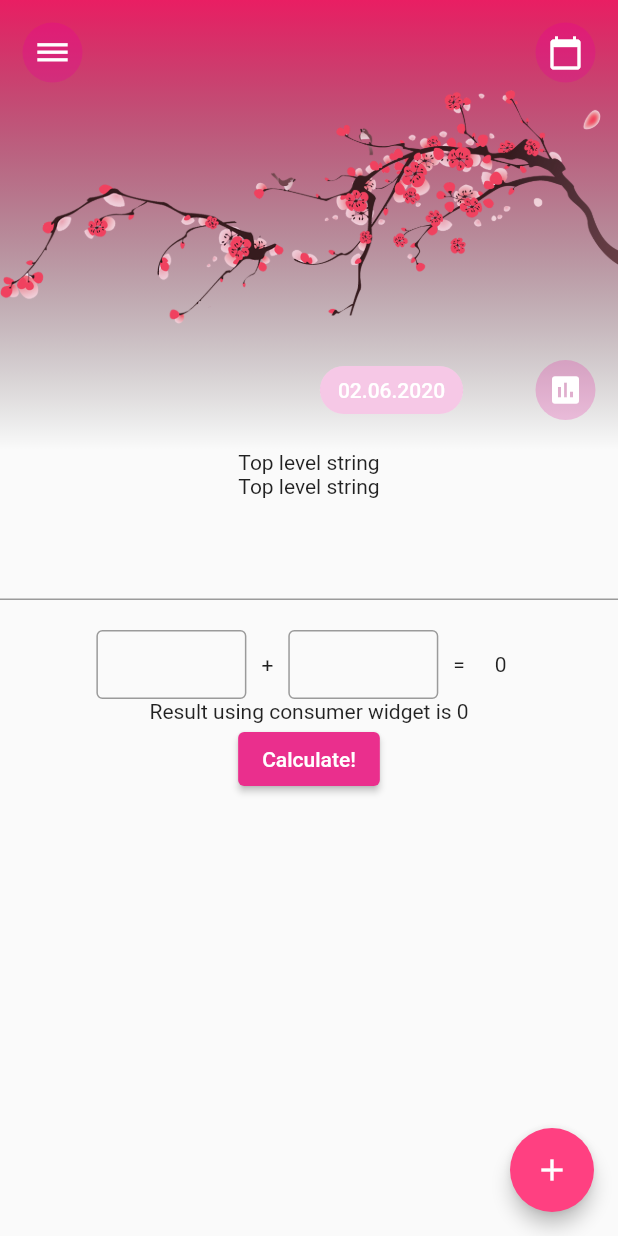
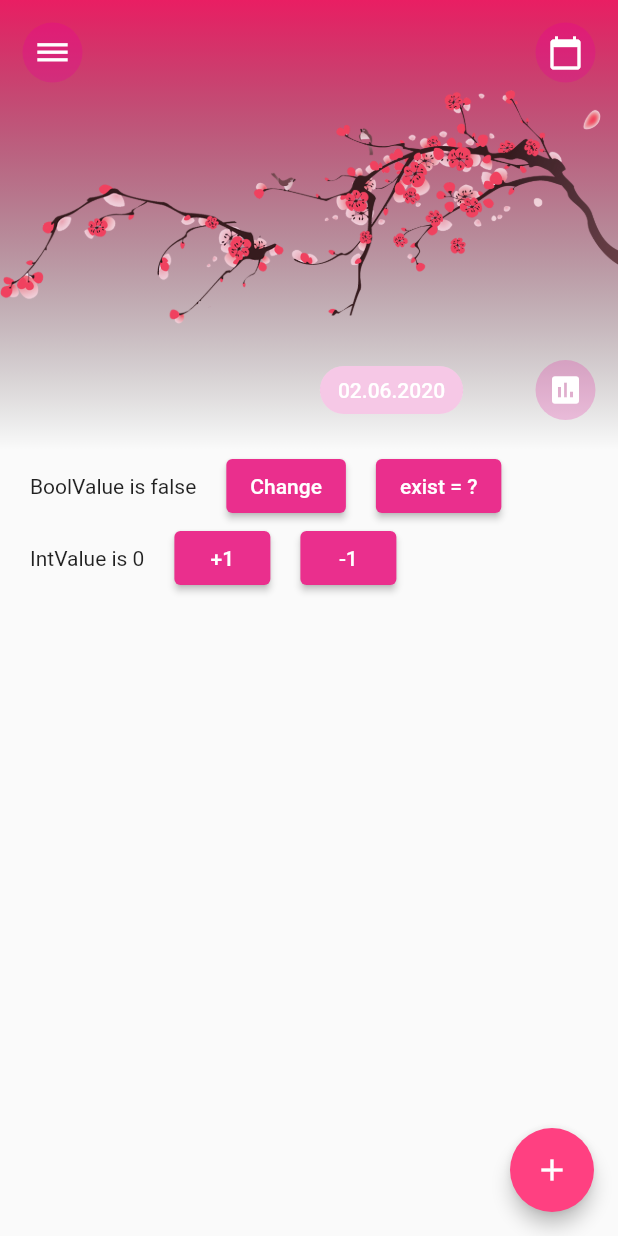
Before and after one commit to IDHaunter/affairs, a Flutter app: the screen it shows after launch, on a phone screen of 412 x 824 dp. Run offline on Flutter 3.47's test engine with Material 2 defaults, Android fonts, the phone set to English and light mode, and no system bars; our stand-ins replace get_it, google_fonts, shared_preferences; generated files the repository leaves out were written again; statements that could not run were skipped.

Commit message:
shared prefferences tested

```diff
--- a/lib/app/pages/home_page.dart
+++ b/lib/app/pages/home_page.dart
@@ -5,6 +5,7 @@ import 'package:affairs/core/common_export.dart';
 //import 'package:affairs/tests/test_inherit.dart';
 //import 'package:affairs/tests/test_inherit_notifier.dart';
 import 'package:affairs/tests/test_change_notifier_provider.dart';
+import 'package:affairs/tests/test_shared_preferences.dart';
 
 class HomePage extends StatelessWidget {
   const HomePage({Key? key}) : super(key: key);
@@ -17,11 +18,12 @@ class HomePage extends StatelessWidget {
       body: Column(
         children: [
           TopBar(),
+          TestSharedPreferences(),
           //Text(context.watch<String>()) - для обычного провайдера
-          SomeDataTest(),
+          //SomeDataTest(),
           //TestInherit(),      //просто inherit - вниз по дереву
           //SimpleCalcWidget(), //через inherit notifier
-          PSimpleCalcWidget(), //через провайдер
+          //PSimpleCalcWidget(), //через провайдер
           //TestInheritNotifier(),
         ],
       ),
--- a/lib/app/widgets/navigation_drawer.dart
+++ b/lib/app/widgets/navigation_drawer.dart
@@ -30,7 +30,7 @@ class NavigationDrawer extends StatelessWidget {
             Card(
               child: ListTile(
                 title: Text('Theme'),
-                subtitle: Text('Now it is Dark'),
+                subtitle: Text(Provider.of<ThemeModel>(context, listen: true ).sDrawer),
                 leading: Icon(Icons.format_paint),
                 trailing: Icon(Icons.more_vert),
                 onTap: () {
--- /dev/null
+++ b/lib/tests/test_shared_preferences.dart
@@ -0,0 +1,107 @@
+import 'package:affairs/core/common_export.dart';
+import 'package:shared_preferences/shared_preferences.dart';
+
+//В начале функции main() необходимо добавить:
+//WidgetsFlutterBinding.ensureInitialized();
+
+//нужно определить ключи для хранения значений
+const String spBoolKey = 'myBool';
+const String spIntKey = 'myInt';
+
+class TestSharedPreferences extends StatefulWidget {
+  const TestSharedPreferences({Key? key}) : super(key: key);
+
+  @override
+  State<TestSharedPreferences> createState() => _TestSharedPreferencesState();
+}
+
+class _TestSharedPreferencesState extends State<TestSharedPreferences> {
+  final Future<SharedPreferences> _preferences = SharedPreferences.getInstance();
+  bool _boolValue=false;
+  int _intValue=0;
+  String _sExist = 'exist = ?';
+
+  Future<void> _intChange(int iDif) async {
+    final SharedPreferences sp = await _preferences;
+    _intValue = (sp.getInt(spIntKey) ?? 0) + iDif;
+    print(_intValue.toString());
+    sp.setInt(spIntKey, _intValue);
+
+    setState(() {
+      print('setState _intChange');
+    });
+  }
+
+  Future<void> _boolChange() async {
+    final SharedPreferences sp = await _preferences;
+    _boolValue = (sp.getBool(spBoolKey) ?? false) ? false : true;
+
+    print('new boolean is $_boolValue');
+
+    sp.setBool(spBoolKey, _boolValue);
+
+    setState(() {
+      print('setState _boolChange');
+    });
+  }
+
+  Future<void> _boolExist() async {
+    final SharedPreferences sp = await _preferences;
+    _sExist = ('exist = ${sp.containsKey(spBoolKey)}');
+    print(_sExist);
+
+    setState(() {
+      print('setState _boolExist');
+    });
+  }
+
+  @override
+  void initState() {
+    super.initState();
+    //then - означает что код выполнится только когда пройдёт инициализация
+    _preferences.then((SharedPreferences sp) {
+      _boolValue = sp.getBool(spBoolKey) ?? false;
+      _intValue = sp.getInt(spIntKey) ?? 0;
+      setState(() {
+        print('setState init');
+      });
+    });
+  }
+
+  @override
+  Widget build(BuildContext context) {
+    print('build');
+    return Column(
+      children: [
+        Row(children: [
+          const SizedBox(
+            width: 20,
+          ),
+         Text('BoolValue is $_boolValue'),
+          const SizedBox(
+            width: 20,
+          ),
+         ElevatedButton(onPressed: ()=>_boolChange(), child: const Text('Change')),
+          const SizedBox(
+            width: 20,
+          ),
+          ElevatedButton(onPressed: ()=>_boolExist(), child: Text(_sExist)),
+        ],),
+        Row(children: [
+          const SizedBox(
+            width: 20,
+          ),
+          Text('IntValue is $_intValue'),
+          const SizedBox(
+            width: 20,
+          ),
+          ElevatedButton(onPressed: () => _intChange(1), child: const Text('+1')),
+          const SizedBox(
+            width: 20,
+          ),
+          ElevatedButton(onPressed: (){ _intChange(-1); }, child: const Text('-1')),
+        ],)
+      ],
+    );
+  }
+}
--- a/lib/theme/theme_handler.dart
+++ b/lib/theme/theme_handler.dart
@@ -28,13 +28,13 @@ final ThemeHandler themeHandler = ThemeHandler();
 //Геттер упрощающий написание кода, чтобы не писать везде ThemeHandler().currentITheme
 ITheme get curITheme => ThemeHandler().currentITheme;
 //Носитель цветовых настроек
-class ThemeHandler extends ChangeNotifier {
+class ThemeHandler { //extends ChangeNotifier - поскольку за обновление отвечает ThemeModel то она и будет оповещать
   //Должен существовать в единственном экземпляре, поэтому конструируется через
   //спец конструктор _internal() и затем экземпляр просто возвращается через factory
   static final ThemeHandler t = ThemeHandler._internal();
   //ключ для хранения настройки
   static const _appearanceKey = "appearance";
-  //late SharedPreferences _preferences;
+  late SharedPreferences _preferences;
 
   //по умолчанию пусть тема будет типа системная
   Appearance _appearance = Appearance.system;
@@ -63,13 +63,13 @@ class ThemeHandler extends ChangeNotifier {
     //Обновляет признак иконки
     _updateAppIcon();
     //Собственно уведомляем подписаных
-    notifyListeners();
+    //notifyListeners();
   }
 
   //Набор действий при старте приложения
-   init() async{
+  Future<void> init() async{
     //загрузка предыдущих настроек
-    //_preferences = await SharedPreferences.getInstance();
+    _preferences = await SharedPreferences.getInstance();
     _appearance = _getSavedAppearance();
     //в зависимости от типа appearance устанавливает LightTheme() или DarkTheme()
     currentITheme = resolveTheme(_appearance);
@@ -85,13 +85,13 @@ class ThemeHandler extends ChangeNotifier {
 
   //Получаем сохранённую цветовую схему
   Appearance _getSavedAppearance() {
-    //return appearanceFromName(_preferences.getString(_appearanceKey) ?? "") ?? Appearance.system;
+    return appearanceFromName(_preferences.getString(_appearanceKey) ?? "") ?? Appearance.system;
     return Appearance.system;
   }
 
   //Сохраняем текущую цветовую схему
   void _saveAppearance() {
-    //_preferences.setString(_appearanceKey, _appearance.name);
+    _preferences.setString(_appearanceKey, _appearance.name);
   }
 
   //в зависимости от типа возвращает LightTheme() или DarkTheme()
@@ -124,6 +124,16 @@ class ThemeHandler extends ChangeNotifier {
   }
 }
 
+String nameFromAppearance(Appearance appearance) {
+  switch (appearance) {
+    case Appearance.light:
+      return "Now it's Light";
+    case Appearance.dark:
+      return "Now it's Dark";
+    default:
+      return "Now it's System";
+  }
+}
 ////////////////////////////////////////////////////////////////////////////////
 //Конструируем модель типа ThemeData для провайдера  исходя из данных носителя
 //чтобы её использовать в ChangeNotifierProvider который
@@ -138,6 +148,8 @@ class ThemeModel extends ChangeNotifier {
         : const ColorScheme.light(),
     // colorScheme: brightness == Brightness.dark ? const ColorScheme.dark() :  const ColorScheme.light(),
   );
+
+  String sDrawer = nameFromAppearance(themeHandler.appearance);
 
   //Добавляет в стандартную тёмную или светлую системную схему наши цвета из носителя
   addColors() {
@@ -158,6 +170,7 @@ class ThemeModel extends ChangeNotifier {
           : const ColorScheme.light(),
     );
     addColors();
+    sDrawer = nameFromAppearance(themeHandler.appearance);
     //Собственно уведомляем подписаных
     notifyListeners();
     }
```
Also changed, not shown: lib/main.dart (+6 -2 lines).
